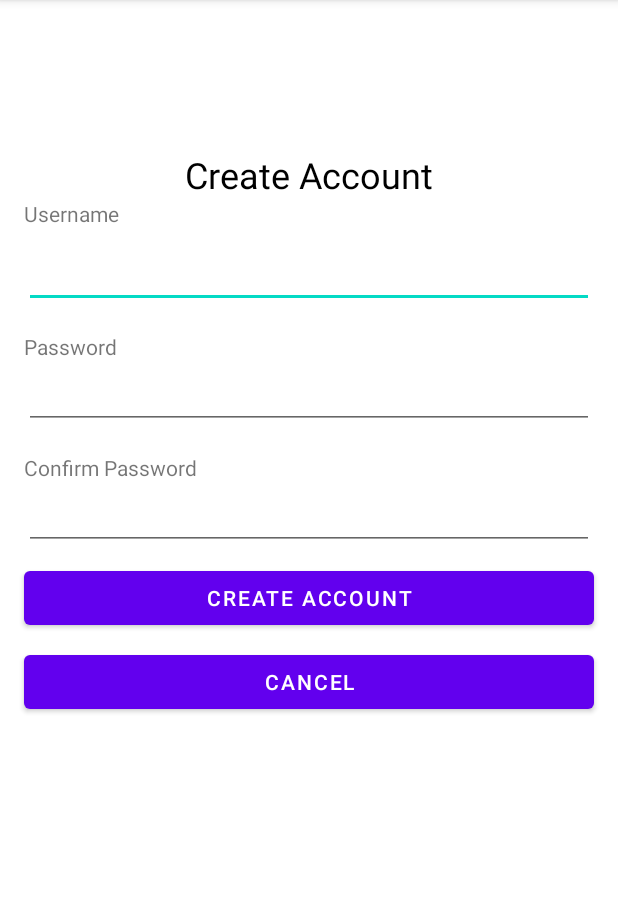
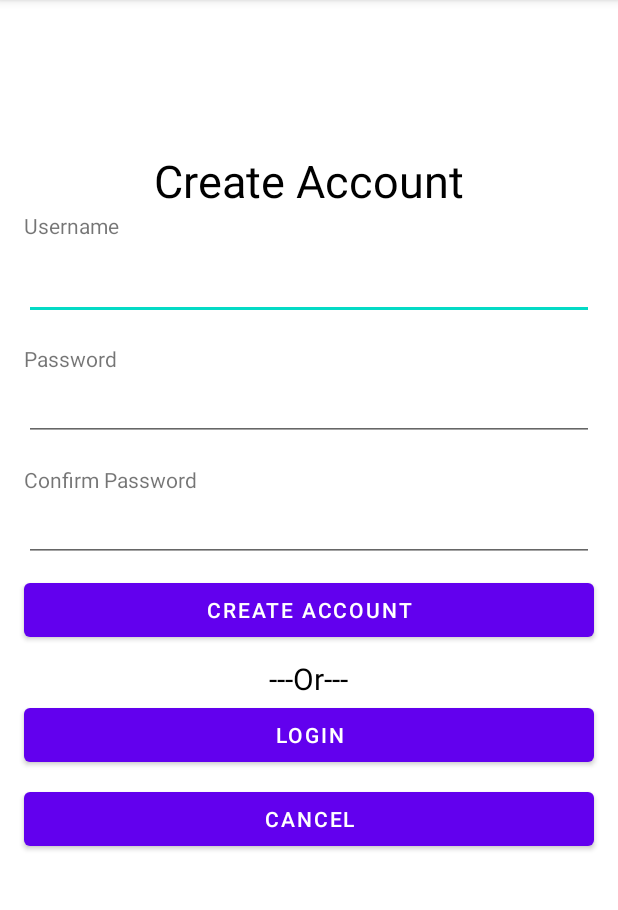
Before and after one commit to Arinok55/EggRun, an Android app: the screen it shows after launch (NewAccountActivity), on a phone screen of 412 x 824 dp, the part 84-994 px from its top. Run offline under Robolectric (Android 15) with nearby library versions, the phone set to English and light mode, and no system bars.

Commit message:
Allowed the login and Create account fragments to call each other.

```diff
--- a/app/src/main/java/com/example/eggrun/ui/NewAccountFragment.java
+++ b/app/src/main/java/com/example/eggrun/ui/NewAccountFragment.java
@@ -1,6 +1,7 @@
 package com.example.eggrun.ui;
 
 import android.app.Activity;
+import android.content.Intent;
 import android.os.Bundle;
 import android.util.Log;
 import android.view.LayoutInflater;
@@ -29,10 +30,10 @@ public class NewAccountFragment extends Fragment implements View.OnClickListener
     private EditText mPasswordEditText;
     private EditText mConfirmEditText;
 
-    private File mGameDirectory;
+    private File mDirectory;
 
     public NewAccountFragment(File directory){
-        mGameDirectory = directory;
+        mDirectory = directory;
     }
 
     public View onCreateView(LayoutInflater inflater, ViewGroup container, Bundle savedInstanceState) {
@@ -43,8 +44,10 @@ public class NewAccountFragment extends Fragment implements View.OnClickListener
         mPasswordEditText = view.findViewById(R.id.password_text);
         mConfirmEditText = view.findViewById(R.id.confirm_text);
 
-        Button createButton = view.findViewById(R.id.create_account_button);
-        createButton.setOnClickListener(this);
+        Button createAccountButton = view.findViewById(R.id.create_account_button);
+        createAccountButton.setOnClickListener(this);
+        Button loginButton = view.findViewById(R.id.login_button);
+        loginButton.setOnClickListener(this);
         Button cancelButton = view.findViewById(R.id.cancel_button);
         cancelButton.setOnClickListener(this);
 
@@ -56,7 +59,16 @@ public class NewAccountFragment extends Fragment implements View.OnClickListener
         final int viewId = view.getId();
         if (viewId == R.id.create_account_button) {
             createAccount();
-        } else if(viewId == R.id.cancel_button){
+        }
+        else if (viewId == R.id.login_button) {
+            Intent intent = new Intent(getActivity(), ChangeAccountActivity.class);
+            intent.putExtra("directory", mDirectory);
+            startActivity(intent);
+            Activity activity = getActivity();
+            assert activity != null;
+            activity.finish();
+        }
+        else if(viewId == R.id.cancel_button){
             Activity activity = getActivity();
             assert activity != null;
             activity.finish();
@@ -101,7 +113,7 @@ public class NewAccountFragment extends Fragment implements View.OnClickListener
         ObjectInputStream input;
         ObjectOutputStream output;
 
-        File[] GameFiles = mGameDirectory.listFiles();
+        File[] GameFiles = mDirectory.listFiles();
         for (File gameFile : GameFiles) {
             if (gameFile.isFile()) {
                 try {
@@ -120,7 +132,7 @@ public class NewAccountFragment extends Fragment implements View.OnClickListener
 
         try{
             makePrimaryAccount(newPlayer.getName());
-            output = new ObjectOutputStream(new FileOutputStream(new File(mGameDirectory, newPlayer.getName())));
+            output = new ObjectOutputStream(new FileOutputStream(new File(mDirectory, newPlayer.getName())));
             output.writeObject(newPlayer);
             Log.d(TAG, "Writing player object");
             output.close();
@@ -134,7 +146,7 @@ public class NewAccountFragment extends Fragment implements View.OnClickListener
 
     private void makePrimaryAccount(String name) throws IOException, ClassNotFoundException {
         ObjectInputStream input;
-        File[] GameFiles = mGameDirectory.listFiles();
+        File[] GameFiles = mDirectory.listFiles();
         for (File gameFile : GameFiles) {
             input = new ObjectInputStream(new FileInputStream(gameFile));
             Player player = (Player) input.readObject();
--- a/app/src/main/java/com/example/eggrun/ui/SettingsFragment.java
+++ b/app/src/main/java/com/example/eggrun/ui/SettingsFragment.java
@@ -32,7 +32,7 @@ public class SettingsFragment extends Fragment implements View.OnClickListener{
 
         Button newAccountButton = view.findViewById(R.id.new_account_button);
         newAccountButton.setOnClickListener(this);
-        Button changeAccountButton = view.findViewById(R.id.change_account_button);
+        Button changeAccountButton = view.findViewById(R.id.login_button);
         changeAccountButton.setOnClickListener(this);
         Button deleteAccountButton = view.findViewById(R.id.delete_account_button);
         deleteAccountButton.setOnClickListener(this);
@@ -50,7 +50,7 @@ public class SettingsFragment extends Fragment implements View.OnClickListener{
             Log.d(TAG, "Opening NewAccountActivity");
             createDirectoryActivity(NewAccountActivity.class);
         }
-        else if (viewId == R.id.change_account_button){
+        else if (viewId == R.id.login_button){
             Log.d(TAG, "Opening ChangeAccountActivity");
             createDirectoryActivity(ChangeAccountActivity.class);
         }
@@ -61,6 +61,7 @@ public class SettingsFragment extends Fragment implements View.OnClickListener{
         else if (viewId == R.id.cancel_button){
             Log.d(TAG, "Closing SettingsActivity");
             Activity activity = getActivity();
+            assert activity != null;
             activity.finish();
         }
         else{
--- a/app/src/main/res/layout/fragment_new_account.xml
+++ b/app/src/main/res/layout/fragment_new_account.xml
@@ -1,6 +1,7 @@
 <?xml version="1.0" encoding="utf-8"?>
 <androidx.constraintlayout.widget.ConstraintLayout xmlns:android="http://schemas.android.com/apk/res/android"
     xmlns:app="http://schemas.android.com/apk/res-auto"
+    xmlns:tools="http://schemas.android.com/tools"
     android:layout_width="match_parent"
     android:layout_height="match_parent"
 >
@@ -18,7 +19,7 @@
             android:layout_height="wrap_content"
             android:layout_gravity="center_horizontal"
             android:text="@string/account_title"
-            android:textSize="24sp"
+            android:textSize="@dimen/large_text_height"
             android:textColor="@color/black"/>
 
         <TextView
@@ -40,7 +41,8 @@
             android:ems="10"
             android:inputType="text"
             android:singleLine="true"
-            android:autofillHints="false"/>
+            android:autofillHints="false"
+            tools:ignore="LabelFor" />
 
         <TextView
             android:layout_width="match_parent"
@@ -93,6 +95,24 @@
             android:layout_marginBottom="@dimen/activity_vertical_margin"
             android:text="@string/createAccount" />
 
+        <TextView
+            android:id="@+id/or"
+            android:layout_width="wrap_content"
+            android:layout_height="wrap_content"
+            android:text="@string/or"
+            android:textColor="@color/black"
+            android:textSize="@dimen/standard_text_height"
+            android:layout_gravity="center_horizontal"/>
+
+        <Button
+            android:id="@+id/login_button"
+            android:layout_width="match_parent"
+            android:layout_height="wrap_content"
+            android:layout_marginLeft="@dimen/activity_horizontal_margin"
+            android:layout_marginRight="@dimen/activity_horizontal_margin"
+            android:layout_marginBottom="@dimen/activity_vertical_margin"
+            android:text="@string/login" />
+
         <Button
             android:id="@+id/cancel_button"
             android:layout_width="match_parent"
@@ -101,6 +121,7 @@
             android:layout_marginRight="@dimen/activity_horizontal_margin"
             android:layout_marginBottom="@dimen/activity_vertical_margin"
             android:text="@string/cancel" />
+
     </LinearLayout>
 
 
--- a/app/src/main/res/layout/fragment_settings.xml
+++ b/app/src/main/res/layout/fragment_settings.xml
@@ -29,13 +29,13 @@
             android:text="@string/createNewAccount" />
 
         <Button
-            android:id="@+id/change_account_button"
+            android:id="@+id/login_button"
             android:layout_width="match_parent"
             android:layout_height="wrap_content"
             android:layout_marginLeft="@dimen/activity_horizontal_margin"
             android:layout_marginRight="@dimen/activity_horizontal_margin"
             android:layout_marginBottom="@dimen/activity_vertical_margin"
-            android:text="@string/switchAccount" />
+            android:text="@string/login" />
 
         <Button
             android:id="@+id/delete_account_button"
--- a/app/src/main/res/values/dimens.xml
+++ b/app/src/main/res/values/dimens.xml
@@ -5,4 +5,5 @@
     <dimen name="title_height">250dp</dimen>
     <dimen name="standard_margin">5dp</dimen>
     <dimen name="standard_text_height">20sp</dimen>
+    <dimen name="large_text_height">30sp</dimen>
 </resources>
--- a/app/src/main/res/values/strings.xml
+++ b/app/src/main/res/values/strings.xml
@@ -43,4 +43,5 @@
     <string name="distance">Distance</string>
     <string name="end_run">End Run</string>
     <string name="average_speed">Average Speed</string>
+    <string name="or">---Or---</string>
 </resources>
```
Also changed, not shown: app/src/main/java/com/example/eggrun/ui/ChangeAccountFragment.java (+20 -7 lines), app/src/main/res/layout/fragment_change_account.xml (+19 -1 lines).
